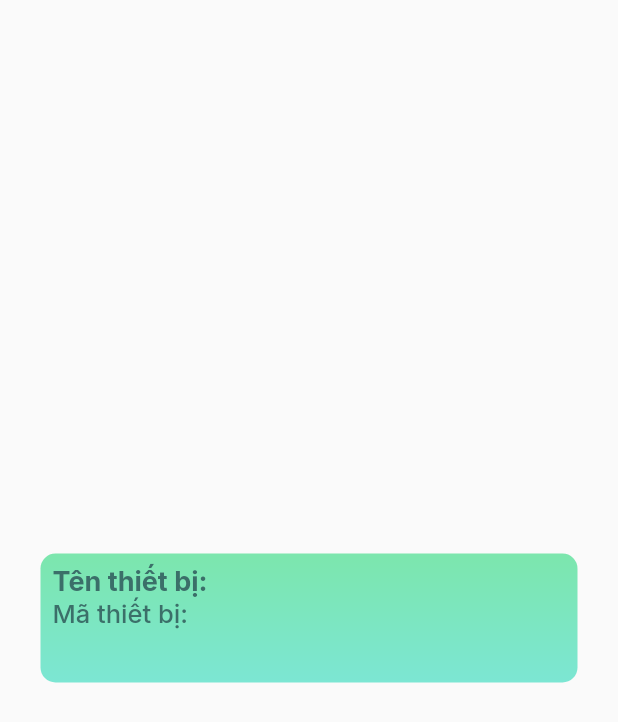
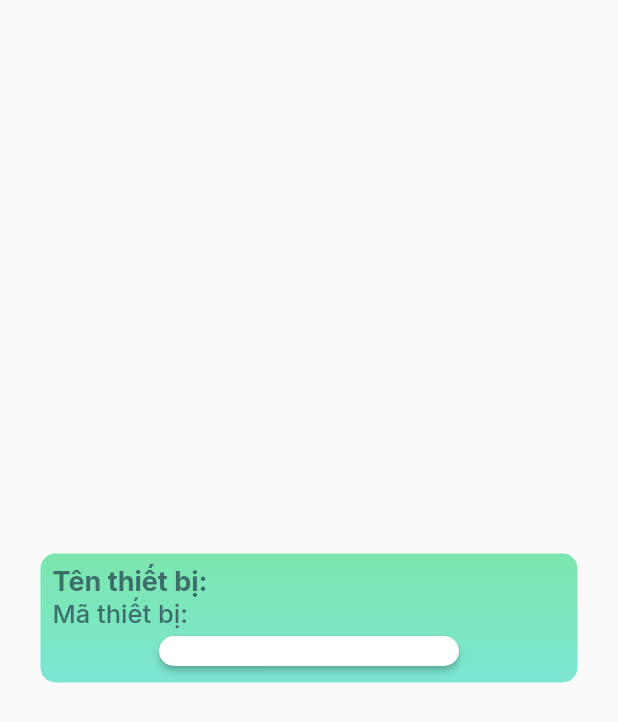
Before and after one commit to nguyenlee0910/mea, a Flutter app: the EquipmentCell widget shown alone on an empty page, opened directly with empty values, on a phone screen of 412 x 824 dp. Shown: the top 722 px of the screen. Run offline on Flutter 3.47's test engine with Material 2 defaults, Android fonts, the phone set to English and light mode, and no system bars; our stand-ins replace dio, envied, firebase_analytics, firebase_core, firebase_crashlytics, flutter_native_splash and 7 more; missing offline and left inert: dio_cache_interceptor, dio_http2_adapter, firebase_performance, firebase_performance_dio; accounts and stored records are empty; network calls fail.

Commit message:
resolve conflict

```diff
--- a/lib/presentations/Authencation/home.dart
+++ b/lib/presentations/Authencation/home.dart
@@ -8,6 +8,7 @@ import 'package:mea/presentations/Equipment/equipiment_detail.dart';
 import 'package:mea/presentations/Equipment/equipment.dart';
 import 'package:mea/presentations/Request/equipment_request.dart';
 import 'package:shared_preferences/shared_preferences.dart';
+import 'package:mea/presentations/Request/repair_request.dart';
 
 import '../../models/user_model.dart';
 import '../../widgets/circle_avatar.dart';
@@ -40,7 +41,7 @@ class HomePage extends StatefulWidget {
     CellData(
       iconData: Icons.note_add_outlined,
       textTitle: 'Lập đơn sửa chữa thiết bị',
-      route: '/${EquipmentDetail.routeName}',
+      route: '/${RepairRequest.routeName}',
     ),
     CellData(
       iconData: Icons.art_track,
--- a/lib/presentations/Equipment/equipment.dart
+++ b/lib/presentations/Equipment/equipment.dart
@@ -4,6 +4,7 @@ import 'package:flutter/material.dart';
 import 'package:go_router/go_router.dart';
 import 'package:mea/constants.dart';
 import 'package:mea/models/equipment_model.dart';
+import 'package:mea/presentations/Equipment/equipiment_detail.dart';
 import 'package:mea/services/department_api.dart';
 import 'package:mea/widgets/white_tableCell.dart';
 import 'package:shared_preferences/shared_preferences.dart';
@@ -133,6 +134,10 @@ class _EquipmentPageState extends State<EquipmentPage> {
                     return EquipmentCell(
                       name: filterCellData[index].name,
                       code: filterCellData[index].code,
+                      buttonName: 'Chi tiết',
+                      onPress: () {
+                        context.push('/${EquipmentDetail.routeName}');
+                      },
                     );
                   },
                   itemCount: filterCellData.length,
--- a/lib/router.dart
+++ b/lib/router.dart
@@ -11,6 +11,8 @@ import 'package:mea/presentations/Equipment/equipiment_detail.dart';
 import 'package:mea/presentations/Equipment/equipment.dart';
 import 'package:mea/presentations/Request/create_request.dart';
 import 'package:mea/presentations/Request/equipment_request.dart';
+import 'package:mea/presentations/Request/repair_request.dart';
+import 'package:mea/presentations/Request/repair_request_detail.dart';
 import 'package:mea/presentations/UserManagement/user_edit.dart';
 
 GoRouter appRouter() => GoRouter(
@@ -76,6 +78,18 @@ GoRouter appRouter() => GoRouter(
           builder: (BuildContext context, GoRouterState state) =>
               const EquipmentDetail(),
         ),
+        GoRoute(
+          path: '/repair_request',
+          name: RepairRequest.routeName,
+          builder: (BuildContext context, GoRouterState state) =>
+              const RepairRequest(),
+        ),
+        GoRoute(
+          path: '/repair_request_detail',
+          name: RepairRequestDetail.routeName,
+          builder: (BuildContext context, GoRouterState state) =>
+              const RepairRequestDetail(),
+        ),
       ],
       observers: [
         FirebaseAnalyticsObserver(analytics: FirebaseAnalytics.instance),
--- a/lib/widgets/equipment_cell.dart
+++ b/lib/widgets/equipment_cell.dart
@@ -1,5 +1,5 @@
-
 import 'package:flutter/material.dart';
+import 'package:google_fonts/google_fonts.dart';
 
 class EquipmentCellData {
   EquipmentCellData({
@@ -13,11 +13,16 @@ class EquipmentCellData {
 class EquipmentCell extends StatelessWidget {
   const EquipmentCell({
     required this.name,
-    required this.code, super.key,
+    required this.code,
+    required this.buttonName,
+    this.onPress,
+    super.key,
   });
 
   final String name;
   final String code;
+  final String buttonName;
+  final VoidCallback? onPress;
 
   @override
   Widget build(BuildContext context) {
@@ -62,6 +67,36 @@ class EquipmentCell extends StatelessWidget {
                     height: 0,
                   ),
                 ),
+                Center(
+                  child: Padding(
+                    padding: const EdgeInsets.only(top: 4),
+                    child: SizedBox(
+                      width: 200,
+                      height: 20,
+                      child: ElevatedButton(
+                        style: ElevatedButton.styleFrom(
+                          backgroundColor:
+                              const Color.fromARGB(255, 255, 255, 255),
+                          shape: const RoundedRectangleBorder(
+                            borderRadius: BorderRadius.all(Radius.circular(40)),
+                          ),
+                        ),
+                        onPressed: () {
+                          onPress!();
+                        },
+                        child: Text(
+                          buttonName,
+                          textAlign: TextAlign.center,
+                          style: GoogleFonts.inter(
+                            color: const Color.fromARGB(168, 0, 187, 165),
+                            fontSize: 15,
+                            fontWeight: FontWeight.w800,
+                          ),
+                        ),
+                      ),
+                    ),
+                  ),
+                ),
               ],
             ),
           ),
```
Also changed, not shown: lib/presentations/Equipment/equipiment_detail.dart (+9 -2 lines), lib/presentations/Request/repair_request.dart (added, +174 -0 lines), pubspec.lock.
